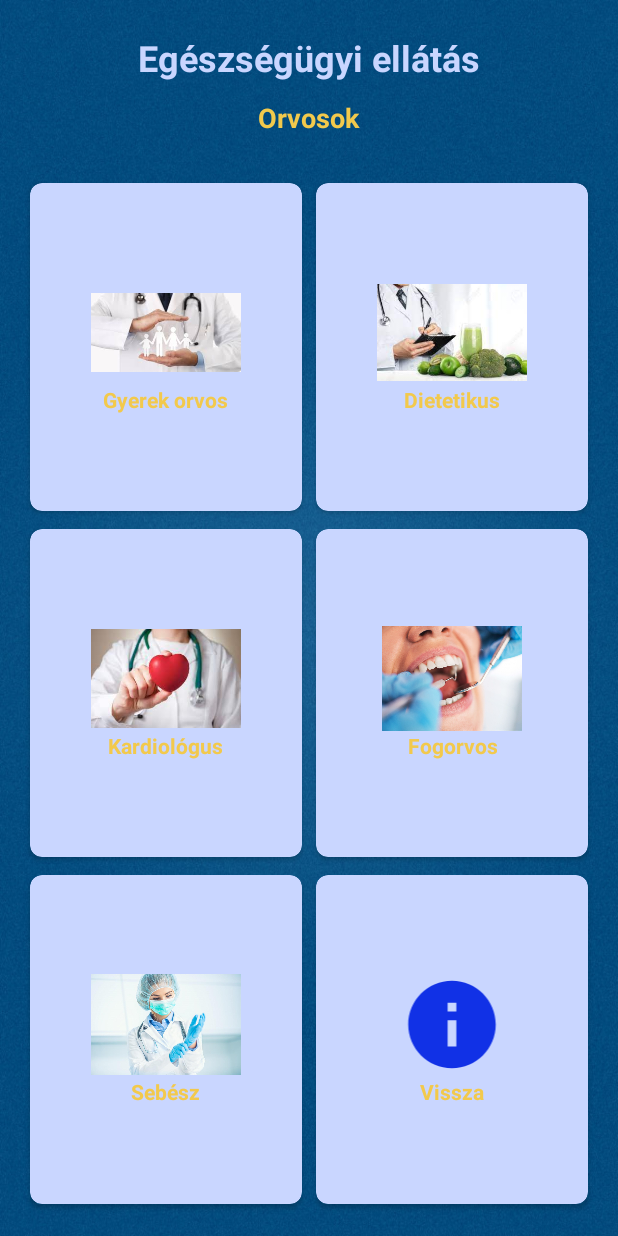
After one commit to i4sti/healthcare, an Android app: the FindDoctorActivity screen opened directly, with no data from a screen before it, on a phone screen of 412 x 824 dp. The commit adds this screen. Run offline under Robolectric (Android 15) with nearby library versions, the phone set to English and light mode, and no system bars.

Commit message:
register, login firebase working, manu and doctor menu

```diff
--- a/app/build.gradle
+++ b/app/build.gradle
@@ -34,10 +34,10 @@ dependencies {
     implementation 'androidx.appcompat:appcompat:1.6.1'
     implementation 'com.google.android.material:material:1.8.0'
     implementation 'androidx.constraintlayout:constraintlayout:2.1.4'
+    implementation 'com.google.firebase:firebase-auth:21.2.0'
     testImplementation 'junit:junit:4.13.2'
     androidTestImplementation 'androidx.test.ext:junit:1.1.5'
     androidTestImplementation 'androidx.test.espresso:espresso-core:3.5.1'
     implementation platform('com.google.firebase:firebase-bom:31.3.0')
-    implementation 'com.google.firebase:firebase-auth-common:9.8.0'
     implementation 'com.google.android.gms:play-services-auth:20.5.0'
 }
--- a/app/src/main/AndroidManifest.xml
+++ b/app/src/main/AndroidManifest.xml
@@ -11,6 +11,12 @@
         android:supportsRtl="true"
         android:theme="@style/Theme.Healthcare"
         tools:targetApi="31">
+        <activity
+            android:name=".FindDoctorActivity"
+            android:exported="false" />
+        <activity
+            android:name=".HomeActivity"
+            android:exported="false" />
         <activity
             android:name=".RegisterActivity"
             android:exported="false" />
--- /dev/null
+++ b/app/src/main/java/com/example/healthcare/FindDoctorActivity.java
@@ -0,0 +1,14 @@
+package com.example.healthcare;
+
+import androidx.appcompat.app.AppCompatActivity;
+
+import android.os.Bundle;
+
+public class FindDoctorActivity extends AppCompatActivity {
+
+    @Override
+    protected void onCreate(Bundle savedInstanceState) {
+        super.onCreate(savedInstanceState);
+        setContentView(R.layout.activity_find_doctor);
+    }
+}
--- /dev/null
+++ b/app/src/main/res/layout/activity_find_doctor.xml
@@ -0,0 +1,264 @@
+<?xml version="1.0" encoding="utf-8"?>
+<RelativeLayout xmlns:android="http://schemas.android.com/apk/res/android"
+    xmlns:app="http://schemas.android.com/apk/res-auto"
+    xmlns:tools="http://schemas.android.com/tools"
+    android:layout_width="match_parent"
+    android:layout_height="match_parent"
+    tools:context=".FindDoctorActivity"
+    android:background="@drawable/background"
+    >
+
+    <TextView
+        android:id="@+id/titleHome"
+        android:layout_width="wrap_content"
+        android:layout_height="wrap_content"
+        android:layout_centerHorizontal="true"
+        android:layout_marginStart="12dp"
+        android:layout_marginTop="12dp"
+        android:layout_marginEnd="12dp"
+        android:layout_marginBottom="12dp"
+        android:paddingTop="10dp"
+        android:text="Egészségügyi ellátás"
+        android:textColor="@color/soft_blueish_purple"
+        android:textSize="24sp"
+        android:textStyle="bold" />
+
+    <TextView
+        android:id="@+id/doctorsTop"
+        android:layout_width="wrap_content"
+        android:layout_height="wrap_content"
+        android:layout_centerHorizontal="true"
+        android:layout_marginStart="12dp"
+        android:layout_marginTop="56dp"
+        android:layout_marginEnd="12dp"
+        android:layout_marginBottom="10dp"
+        android:paddingTop="10dp"
+        android:text="Orvosok"
+        android:textColor="@color/warm_yellow"
+        android:textSize="18sp"
+        android:textStyle="bold"
+        />
+
+    <GridLayout
+        android:layout_width="match_parent"
+        android:layout_height="match_parent"
+        android:layout_below="@id/doctorsTop"
+        android:layout_margin="15dp"
+        android:columnCount="2"
+        android:rowCount="3">
+
+        <androidx.cardview.widget.CardView
+            android:id="@+id/cardChildDoctor"
+            android:layout_width="wrap_content"
+            android:layout_height="wrap_content"
+            android:layout_row="0"
+            android:layout_rowWeight="1"
+            android:layout_column="0"
+            android:layout_columnWeight="1"
+            android:layout_gravity="fill"
+            app:cardBackgroundColor="@color/soft_blueish_purple"
+            app:cardCornerRadius="8dp"
+            app:cardUseCompatPadding="true">
+
+            <LinearLayout
+                android:layout_width="wrap_content"
+                android:layout_height="wrap_content"
+                android:layout_gravity="center_vertical|center_horizontal"
+                android:gravity="center"
+                android:orientation="vertical">
+
+                <ImageView
+                    android:layout_width="100dp"
+                    android:layout_height="70dp"
+                    android:src="@drawable/family_physicians" />
+
+                <TextView
+                    android:layout_width="wrap_content"
+                    android:layout_height="wrap_content"
+                    android:text="Gyerek orvos"
+                    android:textAlignment="center"
+                    android:textColor="@color/warm_yellow"
+                    android:textStyle="bold" />
+            </LinearLayout>
+        </androidx.cardview.widget.CardView>
+
+        <androidx.cardview.widget.CardView
+            android:id="@+id/cardDietician"
+            android:layout_width="wrap_content"
+            android:layout_height="wrap_content"
+            android:layout_row="0"
+            android:layout_rowWeight="1"
+            android:layout_column="1"
+            android:layout_columnWeight="1"
+            android:layout_gravity="fill"
+            app:cardBackgroundColor="@color/soft_blueish_purple"
+            app:cardCornerRadius="8dp"
+            app:cardUseCompatPadding="true">
+
+            <LinearLayout
+                android:layout_width="wrap_content"
+                android:layout_height="wrap_content"
+                android:layout_gravity="center_vertical|center_horizontal"
+                android:gravity="center"
+                android:orientation="vertical">
+
+                <ImageView
+                    android:layout_width="100dp"
+                    android:layout_height="70dp"
+                    android:src="@drawable/dietician" />
+
+                <TextView
+                    android:layout_width="wrap_content"
+                    android:layout_height="wrap_content"
+                    android:text="Dietetikus"
+                    android:textAlignment="center"
+                    android:textColor="@color/warm_yellow"
+                    android:textStyle="bold" />
+            </LinearLayout>
+        </androidx.cardview.widget.CardView>
+
+        <androidx.cardview.widget.CardView
+            android:id="@+id/cardCardiologist"
+            android:layout_width="wrap_content"
+            android:layout_height="wrap_content"
+            android:layout_row="1"
+            android:layout_rowWeight="1"
+            android:layout_column="0"
+            android:layout_columnWeight="1"
+            android:layout_gravity="fill"
+            app:cardBackgroundColor="@color/soft_blueish_purple"
+            app:cardCornerRadius="8dp"
+            app:cardUseCompatPadding="true">
+
+            <LinearLayout
+                android:layout_width="wrap_content"
+                android:layout_height="wrap_content"
+                android:layout_gravity="center_vertical|center_horizontal"
+                android:gravity="center"
+                android:orientation="vertical">
+
+                <ImageView
+                    android:layout_width="100dp"
+                    android:layout_height="70dp"
+                    android:src="@drawable/cardiologists" />
+
+                <TextView
+                    android:layout_width="wrap_content"
+                    android:layout_height="wrap_content"
+                    android:text="Kardiológus"
+                    android:textAlignment="center"
+                    android:textColor="@color/warm_yellow"
+                    android:textStyle="bold" />
+            </LinearLayout>
+        </androidx.cardview.widget.CardView>
+
+        <androidx.cardview.widget.CardView
+            android:id="@+id/cardDentist"
+            android:layout_width="wrap_content"
+            android:layout_height="wrap_content"
+            android:layout_row="1"
+            android:layout_rowWeight="1"
+            android:layout_column="1"
+            android:layout_columnWeight="1"
+            android:layout_gravity="fill"
+            app:cardBackgroundColor="@color/soft_blueish_purple"
+            app:cardCornerRadius="8dp"
+            app:cardUseCompatPadding="true">
+
+            <LinearLayout
+                android:layout_width="wrap_content"
+                android:layout_height="wrap_content"
+                android:layout_gravity="center_vertical|center_horizontal"
+                android:gravity="center"
+                android:orientation="vertical">
+
+                <ImageView
+                    android:layout_width="100dp"
+                    android:layout_height="70dp"
+                    android:src="@drawable/dentist" />
+
+                <TextView
+                    android:layout_width="wrap_content"
+                    android:layout_height="wrap_content"
+                    android:text="Fogorvos"
+                    android:textAlignment="center"
+                    android:textColor="@color/warm_yellow"
+                    android:textStyle="bold" />
+            </LinearLayout>
+        </androidx.cardview.widget.CardView>
+
+        <androidx.cardview.widget.CardView
+            android:id="@+id/cardSurgeon"
+            android:layout_width="wrap_content"
+            android:layout_height="wrap_content"
+            android:layout_row="2"
+            android:layout_rowWeight="1"
+            android:layout_column="0"
+            android:layout_columnWeight="1"
+            android:layout_gravity="fill"
+            app:cardBackgroundColor="@color/soft_blueish_purple"
+            app:cardCornerRadius="8dp"
+            app:cardUseCompatPadding="true">
+
+            <LinearLayout
+                android:layout_width="wrap_content"
+                android:layout_height="wrap_content"
+                android:layout_gravity="center_vertical|center_horizontal"
+                android:gravity="center"
+                android:orientation="vertical">
+
+                <ImageView
+                    android:layout_width="100dp"
+                    android:layout_height="70dp"
+                    android:src="@drawable/surgeon" />
+
+                <TextView
+                    android:layout_width="wrap_content"
+                    android:layout_height="wrap_content"
+                    android:text="Sebész"
+                    android:textAlignment="center"
+                    android:textColor="@color/warm_yellow"
+                    android:textStyle="bold" />
+            </LinearLayout>
+        </androidx.cardview.widget.CardView>
+
+        <androidx.cardview.widget.CardView
+            android:id="@+id/cardBack"
+            android:layout_width="wrap_content"
+            android:layout_height="wrap_content"
+            android:layout_row="2"
+            android:layout_rowWeight="1"
+            android:layout_column="1"
+            android:layout_columnWeight="1"
+            android:layout_gravity="fill"
+            app:cardBackgroundColor="@color/soft_blueish_purple"
+            app:cardCornerRadius="8dp"
+            app:cardUseCompatPadding="true">
+
+            <LinearLayout
+                android:layout_width="wrap_content"
+                android:layout_height="wrap_content"
+                android:layout_gravity="center_vertical|center_horizontal"
+                android:gravity="center"
+                android:orientation="vertical">
+
+                <ImageView
+                    android:layout_width="100dp"
+                    android:layout_height="70dp"
+                    android:src="@drawable/info" />
+
+                <TextView
+                    android:layout_width="wrap_content"
+                    android:layout_height="wrap_content"
+                    android:text="Vissza"
+                    android:textAlignment="center"
+                    android:textColor="@color/warm_yellow"
+                    android:textStyle="bold" />
+            </LinearLayout>
+        </androidx.cardview.widget.CardView>
+
+
+    </GridLayout>
+
+
+</RelativeLayout>
--- a/app/src/main/res/values/strings.xml
+++ b/app/src/main/res/values/strings.xml
@@ -5,4 +5,5 @@
     <string name="login">Bejelentkezés</string>
     <string name="register">Regisztráció</string>
     <string name="rePassword">Jelszó megerősítés</string>
+    <string name="email">E-mail</string>
 </resources>
```
Also changed, not shown: app/src/main/java/com/example/healthcare/HomeActivity.java (added, +53 -0 lines), app/src/main/java/com/example/healthcare/LoginActivity.java (+62 -5 lines), app/src/main/java/com/example/healthcare/RegisterActivity.java (+30 -3 lines), app/src/main/res/layout/activity_home.xml (added, +248 -0 lines), app/src/main/res/layout/activity_login.xml (+21 -7 lines), app/src/main/res/layout/activity_register.xml (+10 -7 lines).
